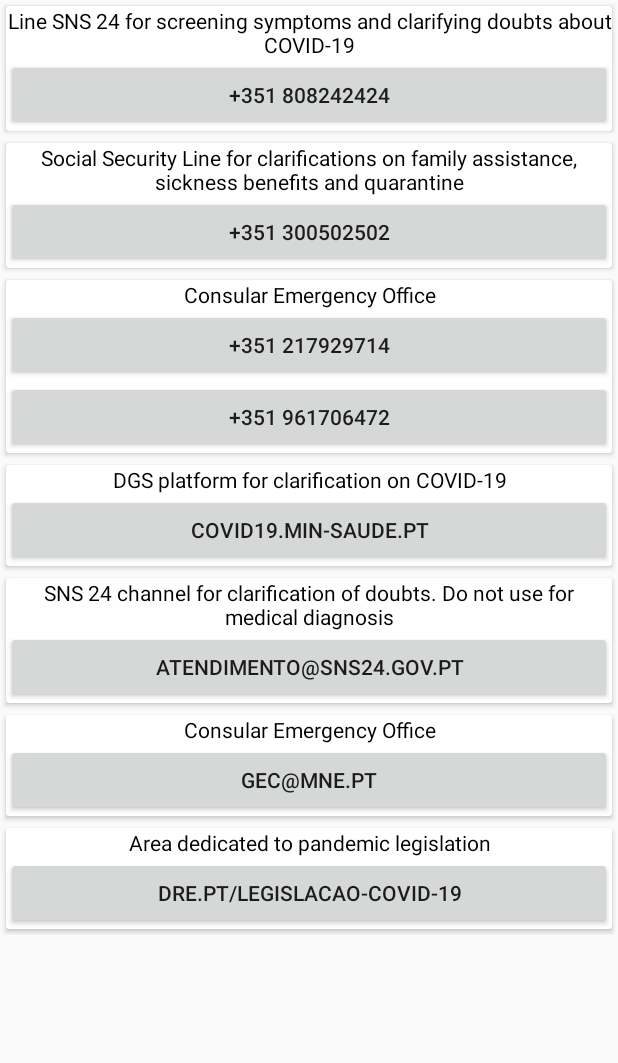
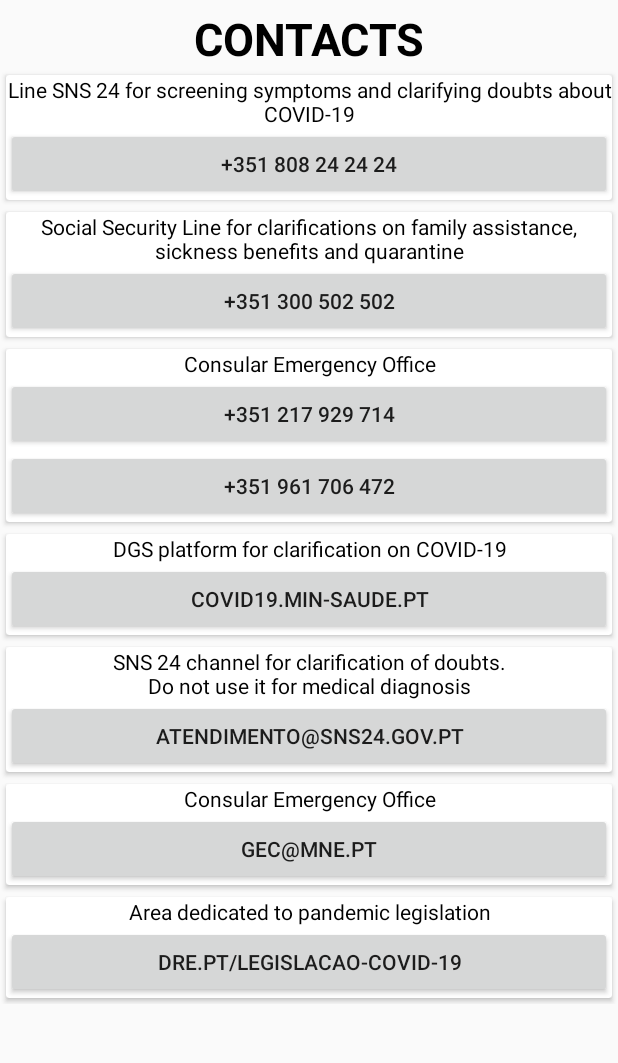
Before and after one commit to ULHT-CM-2020-21/projeto-android-nativo-6, an Android app: the screen it shows after launch (MainActivity), in the side drawer, after a tap on "Contacts", on a phone screen of 412 x 824 dp, the part 84-1147 px from its top. Run offline under Robolectric (Android 15) with nearby library versions, the phone set to English and light mode, and no system bars.

Commit message:
removi a cor VERMELHOOOOOOO, adicionei titulo aos contactos e a lista de testes, tradução dos contactos checkada, "arranjei" os números dos contactos para que ficasse mais agradável aos olhos dos utilizadores (separei 3 em 3 ou 2 em 2)

```diff
--- a/app/src/main/res/layout/fragment_contactos.xml
+++ b/app/src/main/res/layout/fragment_contactos.xml
@@ -12,6 +12,15 @@
         android:orientation="vertical"
         android:weightSum="2">
 
+        <TextView
+            android:layout_width="match_parent"
+            android:layout_height="wrap_content"
+            android:layout_marginTop="5dp"
+            android:gravity="center"
+            android:text="@string/contactosTitulo"
+            android:textColor="@color/black"
+            android:textSize="30sp"
+            android:textStyle="bold" />
 
 
         <androidx.cardview.widget.CardView
--- a/app/src/main/res/layout/fragment_registo.xml
+++ b/app/src/main/res/layout/fragment_registo.xml
@@ -101,7 +101,7 @@
                 android:layout_height="wrap_content"
                 android:layout_gravity="start"
                 android:text="@string/resultadoTesteErro"
-                android:textColor="@color/VERMELHOOOOOOOOOOO"
+                android:textColor="@color/red"
                 android:textSize="20sp"
                 android:textStyle="bold"
                 android:visibility="invisible" />
--- a/app/src/main/res/values/colors.xml
+++ b/app/src/main/res/values/colors.xml
@@ -7,9 +7,7 @@
     <color name="teal_700">#FF018786</color>
     <color name="black">#FF000000</color>
     <color name="white">#FFFFFFFF</color>
-    <color name="VERMELHOOOOOOOOOOO">#FF0000</color>
     <color name="grey">#383838</color>
-
     <color name="red">#ff0000</color>
     <color name="orange">#ffa500</color>
     <color name="yellow">#ffff00</color>
--- a/app/src/main/res/values/strings.xml
+++ b/app/src/main/res/values/strings.xml
@@ -27,23 +27,24 @@
     <string name="dataUpdate">LAST UPDATE: 10/02/2021</string>
     <string name="danger">(DANGER)</string>
     <string name="NOdanger">(NO DANGER)</string>
+    <string name="contactosTitulo">CONTACTS</string>
+    <string name="listaTestesTitulo">Test List</string>
 
-    <string name="contactoSNS24">+351 808242424</string>
-    <string name="contactoSeguSocial">+351 300502502</string>
-    <string name="contactoEmergenciaConsular01">+351 217929714</string>
-    <string name="contactoEmergenciaConsular02">+351 961706472</string>
+    <string name="contactoSNS24">+351 808 24 24 24</string>
+    <string name="contactoSeguSocial">+351 300 502 502</string>
+    <string name="contactoEmergenciaConsular01">+351 217 929 714</string>
+    <string name="contactoEmergenciaConsular02">+351 961 706 472</string>
     <string name="websiteCovid">covid19.min-saude.pt</string>
     <string name="emailCovidDuvidas">atendimento@SNS24.gov.pt</string>
     <string name="emailEmerConsular">gec@mne.pt</string>
     <string name="websiteLegislacaoCovid">dre.pt/legislacao-covid-19</string>
-    <string name="INFOLegislacao">Area dedicated to pandemic legislation</string>
-
 
     <string name="INFOcontactoSNS24">Line SNS 24 for screening symptoms and clarifying doubts about COVID-19</string>
     <string name="INFOcontactoSeguSocial">Social Security Line for clarifications on family assistance, sickness benefits and quarantine</string>
     <string name="INFOEmergenciaConsular">Consular Emergency Office</string>
     <string name="INFOemailCovid">DGS platform for clarification on COVID-19</string>
-    <string name="INFOemailCovidDuvidas">SNS 24 channel for clarification of doubts. Do not use for medical diagnosis</string>
+    <string name="INFOemailCovidDuvidas">SNS 24 channel for clarification of doubts.\nDo not use it for medical diagnosis</string>
+    <string name="INFOLegislacao">Area dedicated to pandemic legislation</string>
 
 
     <!-- Drawer -->
@@ -54,8 +55,5 @@
     <string name="contactos">Contacts</string>
     <string name="drawer_open">Open</string>
     <string name="drawer_close">Close</string>
-    <!-- TODO: Remove or change this placeholder text -->
-    <string name="hello_blank_fragment">Hello blank fragment</string>
-
 
 </resources>
```
Also changed, not shown: app/src/main/res/layout/fragment_lista_testes.xml (+11 -2 lines), 1 other file.
